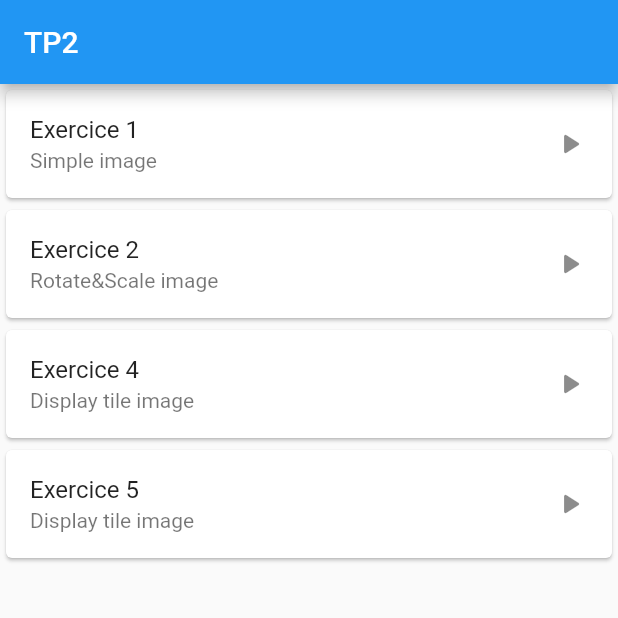
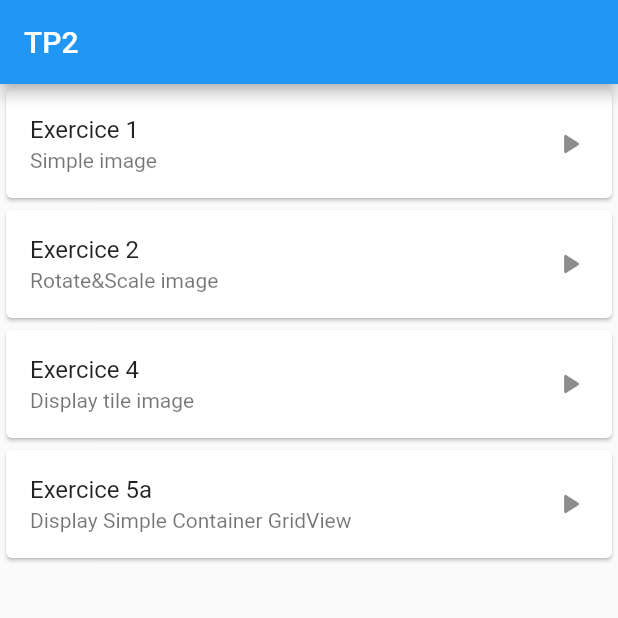
Before and after one commit to nqltis/amse, a Flutter app: the screen it shows after launch, on a phone screen of 412 x 824 dp, the top half of it. Run offline on Flutter 3.47's test engine with Material 2 defaults, Android fonts, the light colour scheme and no system bars.

Commit message:
Renamed exo5 to exo5a

```diff
--- a/tp2/lib/main.dart
+++ b/tp2/lib/main.dart
@@ -3,7 +3,7 @@ import 'package:flutter/material.dart';
 import 'exo1.dart' as exo1;
 import 'exo2.dart' as exo2;
 import 'exo4.dart' as exo4;
-import 'exo5.dart' as exo5;
+import 'exo5a.dart' as exo5a;
 
 void main() {
   runApp(MyApp());
@@ -38,9 +38,9 @@ List exos = [
       subtitle: 'Display tile image',
       buildFunc: (context) => exo4.DisplayTileWidget()),
   Exo(
-      title: 'Exercice 5',
-      subtitle: 'Display tile image',
-      buildFunc: (context) => exo5.DisplayTileWidget()),
+      title: 'Exercice 5a',
+      subtitle: 'Display Simple Container GridView',
+      buildFunc: (context) => exo5a.DisplayTileWidget()),
 ];
 
 class MenuPage extends StatelessWidget {
```
Also changed, not shown: tp2/lib/exo5a.dart (renamed from tp2/lib/exo5.dart).
